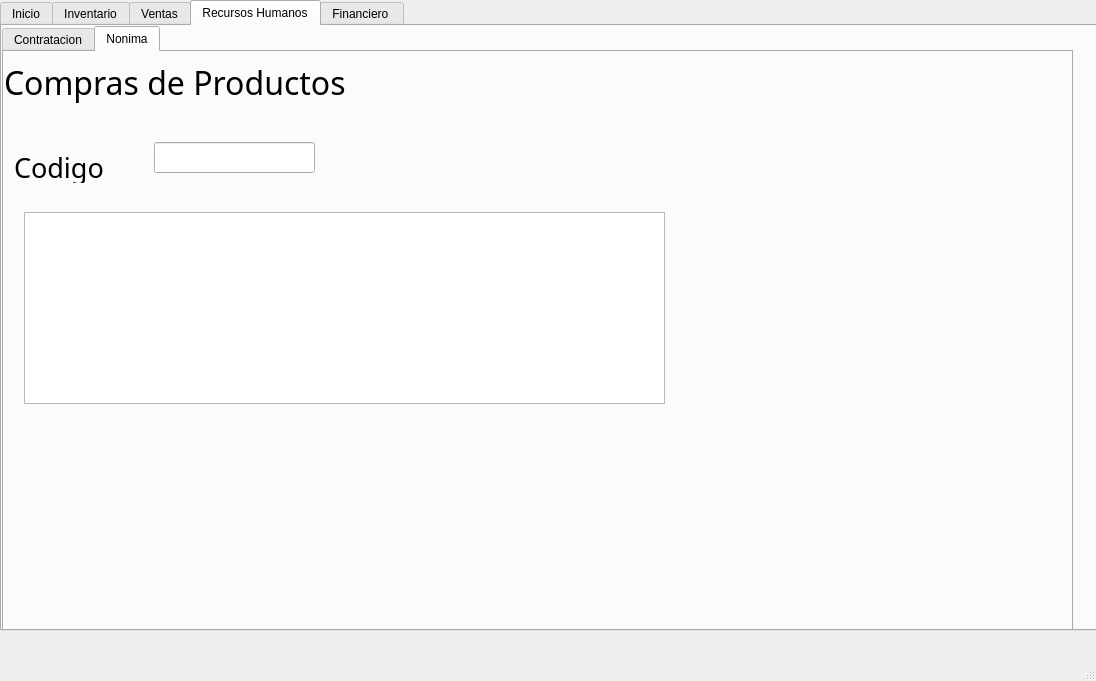
This is Views/principal.ui in AngelAndreCotocCuzal/Proyecto_teoria_de_sistemas as Qt 5 draws it before an edit. The edited form follows.
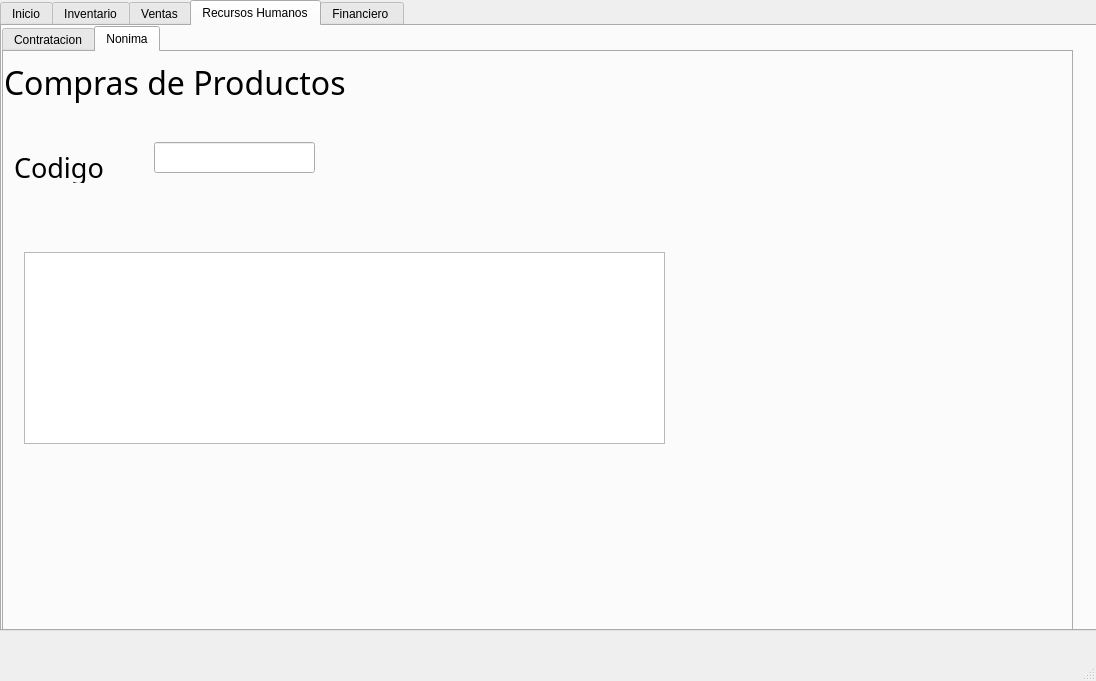
This is the edited form.

Commit message: Comenzando con recursos humanos parte 1, implemento de busqueda de datos

What changed in the file:
```diff
--- a/Views/principal.ui
+++ b/Views/principal.ui
@@ -2254,7 +2254,7 @@
         <property name="geometry">
          <rect>
           <x>20</x>
-          <y>160</y>
+          <y>200</y>
           <width>641</width>
           <height>192</height>
          </rect>
```
